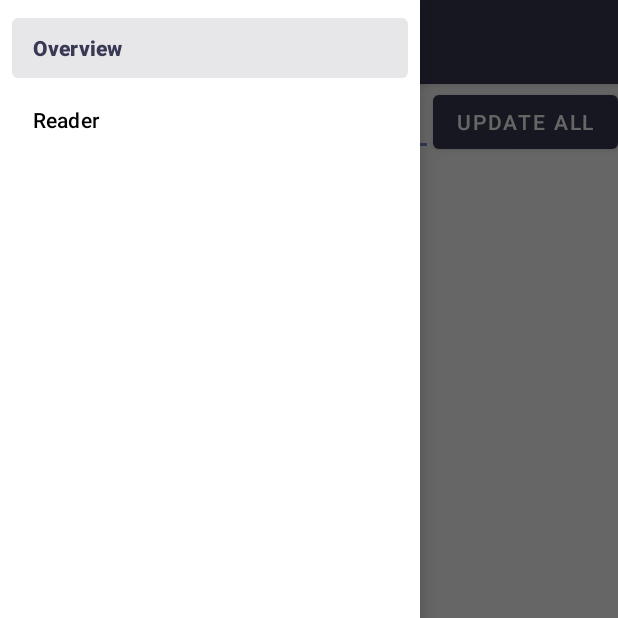
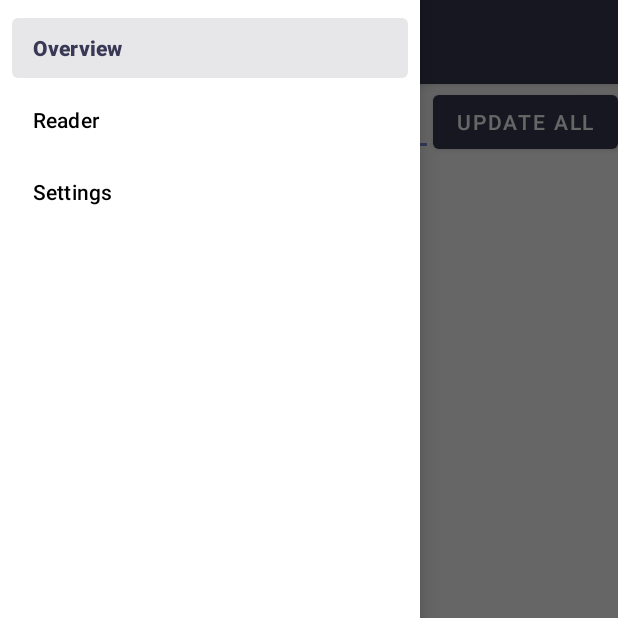
Before and after one commit to Maveo/ComickApp, an Android app: the screen it shows after launch (MainActivity), with the side drawer open, on a phone screen of 412 x 824 dp, the top half of it. Run offline under Robolectric (Android 15) with nearby library versions, the phone set to English and light mode, and no system bars; our stand-ins replace navigation-ui.

Commit message:
some settings

```diff
--- a/app/build.gradle
+++ b/app/build.gradle
@@ -40,6 +40,7 @@ dependencies {
     implementation 'androidx.navigation:navigation-fragment:2.4.2'
     implementation 'androidx.navigation:navigation-ui:2.4.2'
     implementation 'androidx.gridlayout:gridlayout:1.0.0'
+    implementation 'androidx.preference:preference:1.1.1'
     testImplementation 'junit:junit:4.+'
     androidTestImplementation 'androidx.test.ext:junit:1.1.3'
     androidTestImplementation 'androidx.test.espresso:espresso-core:3.4.0'
--- a/app/src/main/java/com/skillor/comick/MainActivity.java
+++ b/app/src/main/java/com/skillor/comick/MainActivity.java
@@ -89,7 +89,7 @@ public class MainActivity extends AppCompatActivity {
         NavigationView navigationView = binding.navView;
         // Passing each menu ID as a set of Ids because each
         // menu should be considered as top level destinations.
-        mAppBarConfiguration = new AppBarConfiguration.Builder(R.id.nav_overview, R.id.nav_reader).setOpenableLayout(drawer).build();
+        mAppBarConfiguration = new AppBarConfiguration.Builder(R.id.nav_overview, R.id.nav_reader, R.id.nav_settings).setOpenableLayout(drawer).build();
         NavController navController = Navigation.findNavController(this, R.id.nav_host_fragment_content_main);
         NavigationUI.setupActionBarWithNavController(this, navController, mAppBarConfiguration);
         NavigationUI.setupWithNavController(navigationView, navController);
--- a/app/src/main/java/com/skillor/comick/ui/overview/OverviewFragment.java
+++ b/app/src/main/java/com/skillor/comick/ui/OverviewFragment.java
@@ -1,4 +1,4 @@
-package com.skillor.comick.ui.overview;
+package com.skillor.comick.ui;
 
 import android.os.Bundle;
 import android.text.Editable;
@@ -31,13 +31,11 @@ import java.util.List;
 
 public class OverviewFragment extends Fragment {
 
-    private OverviewViewModel overviewViewModel;
     private FragmentOverviewBinding binding;
 
     private ComicListAdapter comicListAdapter;
 
     public View onCreateView(LayoutInflater inflater, ViewGroup container, Bundle savedInstanceState) {
-        overviewViewModel = new ViewModelProvider(this).get(OverviewViewModel.class);
 
         binding = FragmentOverviewBinding.inflate(inflater, container, false);
         View root = binding.getRoot();
--- a/app/src/main/java/com/skillor/comick/ui/reader/ReaderFragment.java
+++ b/app/src/main/java/com/skillor/comick/ui/ReaderFragment.java
@@ -1,4 +1,4 @@
-package com.skillor.comick.ui.reader;
+package com.skillor.comick.ui;
 
 import android.content.SharedPreferences;
 import android.os.Bundle;
@@ -21,7 +21,6 @@ import com.skillor.comick.utils.ComickService;
 
 public class ReaderFragment extends Fragment {
 
-    private ReaderViewModel readerViewModel;
     private FragmentReaderBinding binding;
 
     private WebView readerWebView;
@@ -31,7 +30,6 @@ public class ReaderFragment extends Fragment {
     private ComickService.Comic comic;
 
     public View onCreateView(LayoutInflater inflater, ViewGroup container, Bundle savedInstanceState) {
-        readerViewModel = new ViewModelProvider(this).get(ReaderViewModel.class);
 
         binding = FragmentReaderBinding.inflate(inflater, container, false);
         View root = binding.getRoot();
--- a/app/src/main/java/com/skillor/comick/ui/overview/OverviewViewModel.java
+++ /dev/null
@@ -1,9 +0,0 @@
-package com.skillor.comick.ui.overview;
-
-import androidx.lifecycle.ViewModel;
-
-public class OverviewViewModel extends ViewModel {
-
-    public OverviewViewModel() {
-    }
-}
--- a/app/src/main/res/layout/fragment_overview.xml
+++ b/app/src/main/res/layout/fragment_overview.xml
@@ -4,7 +4,7 @@
     xmlns:tools="http://schemas.android.com/tools"
     android:layout_width="match_parent"
     android:layout_height="match_parent"
-    tools:context=".ui.overview.OverviewFragment">
+    tools:context=".ui.OverviewFragment">
 
     <LinearLayout
         android:id="@+id/linearLayout"
--- a/app/src/main/res/layout/fragment_reader.xml
+++ b/app/src/main/res/layout/fragment_reader.xml
@@ -4,7 +4,7 @@
     xmlns:tools="http://schemas.android.com/tools"
     android:layout_width="match_parent"
     android:layout_height="match_parent"
-    tools:context=".ui.reader.ReaderFragment">
+    tools:context=".ui.ReaderFragment">
 
     <WebView
         android:id="@+id/readerWebview"
--- a/app/src/main/res/layout/overview_item.xml
+++ b/app/src/main/res/layout/overview_item.xml
@@ -24,6 +24,8 @@
             android:id="@+id/comicTitleView"
             android:layout_width="wrap_content"
             android:layout_height="wrap_content"
+            android:textSize="16sp"
+            android:textStyle="bold"
             app:layout_columnSpan="2" />
 
         <TextView
--- a/app/src/main/res/menu/activity_main_drawer.xml
+++ b/app/src/main/res/menu/activity_main_drawer.xml
@@ -10,5 +10,8 @@
         <item
             android:id="@+id/nav_reader"
             android:title="@string/menu_reader" />
+        <item
+            android:id="@+id/nav_settings"
+            android:title="@string/menu_settings" />
     </group>
 </menu>
--- a/app/src/main/res/values/strings.xml
+++ b/app/src/main/res/values/strings.xml
@@ -6,6 +6,7 @@
 
     <string name="menu_overview">Overview</string>
     <string name="menu_reader">Reader</string>
+    <string name="menu_settings">Settings</string>
     <string name="download_comic">Download</string>
     <string name="update_all_comics">Update All</string>
     <string name="chapter_url">Chapter Url</string>
@@ -26,4 +27,9 @@
     <string name="yes">Yes</string>
     <string name="no">No</string>
     <string name="none">None</string>
+
+    <string name="files_header">Files</string>
+
+    <string name="use_internal_files_title">Use Internal Storage for data</string>
+    <string name="external_file_path">External file directory</string>
 </resources>
```
Also changed, not shown: app/src/main/java/com/skillor/comick/ui/SettingsFragment.java (added, +40 -0 lines), app/src/main/java/com/skillor/comick/ui/reader/ReaderViewModel.java (deleted, +0 -8 lines), app/src/main/res/layout/fragment_settings.xml (added, +13 -0 lines), app/src/main/res/navigation/mobile_navigation.xml (+8 -2 lines), app/src/main/res/values/arrays.xml (added, +12 -0 lines), app/src/main/res/xml/root_preferences.xml (added, +25 -0 lines).
